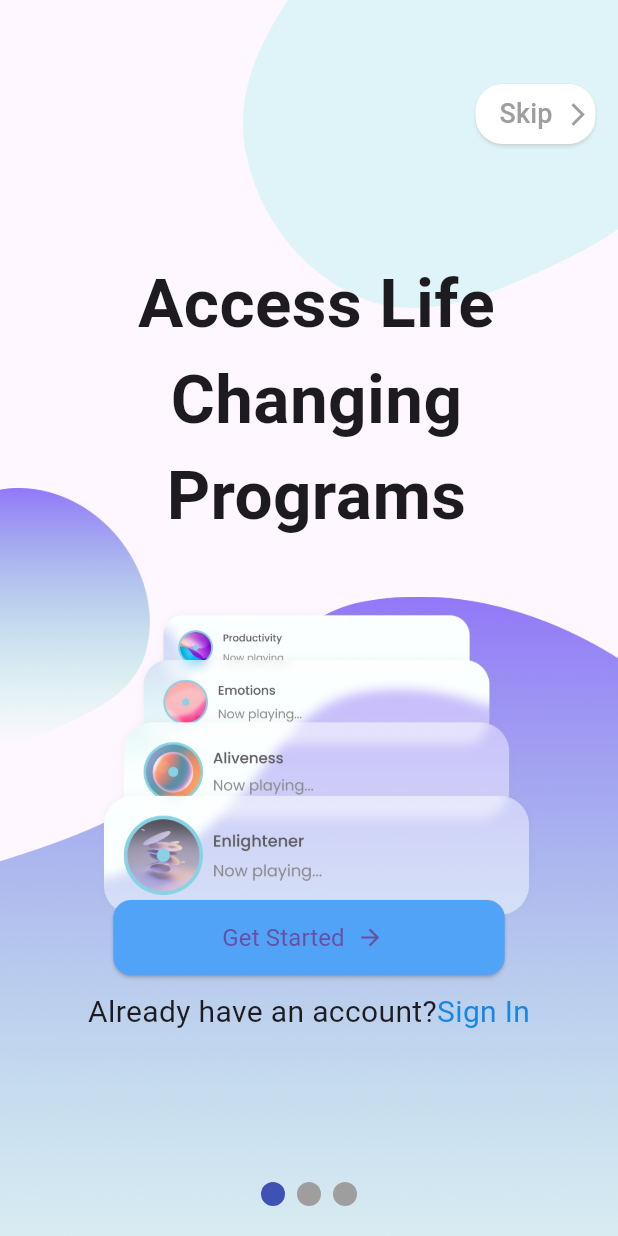
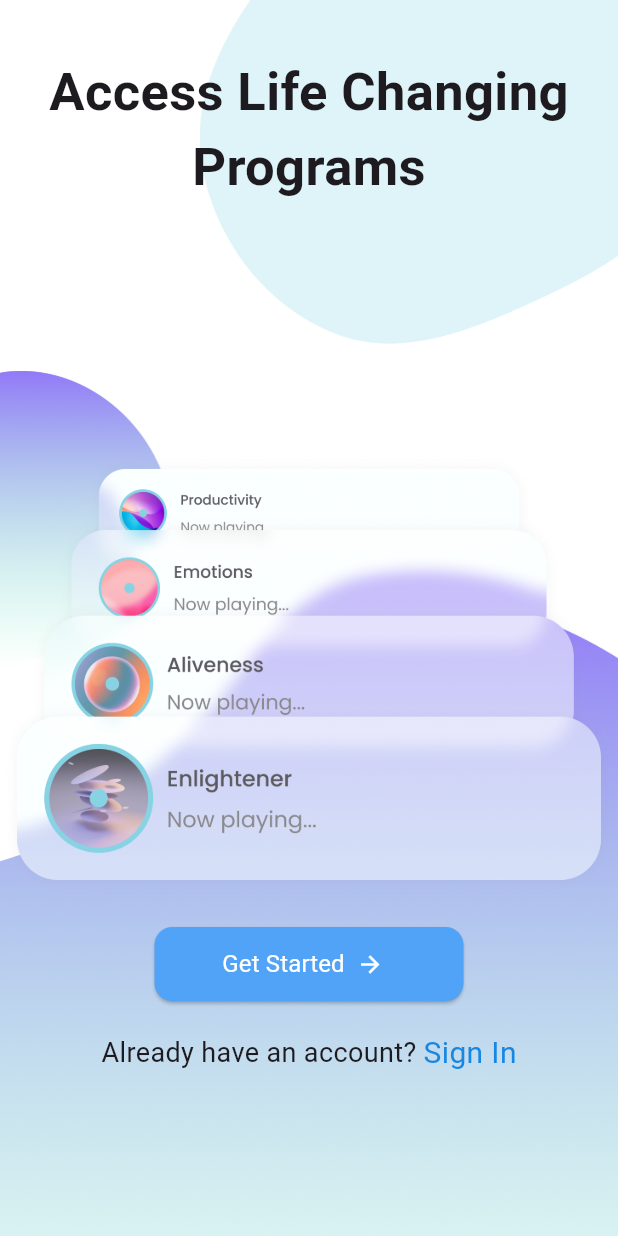
Before and after one commit to AruneshKumarPrasad/uhum, a Flutter app: the screen it shows after launch, on a phone screen of 412 x 824 dp. Run offline on Flutter 3.47's test engine with Material 2 defaults, Android fonts, the phone set to English and light mode, and no system bars; drawn by our look-alikes of smooth_page_indicator; our stand-ins replace google_fonts.

Commit message:
UI Changes

```diff
--- /dev/null
+++ b/lib/Barrel/app_barrel.dart
@@ -0,0 +1 @@
+export 'package:flutter/material.dart';
--- /dev/null
+++ b/lib/Screens/LandingScreen/landing_screen.dart
@@ -0,0 +1,91 @@
+import 'package:flutter/material.dart';
+import 'package:uhum/Screens/LandingScreen/widgets/register_login_widget.dart';
+
+class LandingScreen extends StatefulWidget {
+  const LandingScreen({Key? key}) : super(key: key);
+
+  @override
+  State<LandingScreen> createState() => _LandingScreenState();
+}
+
+class _LandingScreenState extends State<LandingScreen> {
+  final _controller = PageController();
+  @override
+  Widget build(BuildContext context) {
+    final Size mediaProp = MediaQuery.of(context).size;
+    return SafeArea(
+      child: Scaffold(
+        body: Container(
+          color: Colors.white,
+          child: Stack(
+            children: [
+              Positioned(
+                top: 0,
+                right: 0,
+                child: Image.asset(
+                  'assets/Splash/images/Vector.png',
+                  scale: 3.5,
+                ),
+              ),
+              Positioned(
+                top: mediaProp.height * 0.3,
+                left: 0,
+                child: Image.asset(
+                  'assets/Splash/images/Vector (1).png',
+                  scale: 3,
+                ),
+              ),
+              Positioned(
+                bottom: 0,
+                left: 0,
+                right: 0,
+                child: Image.asset(
+                  'assets/Splash/images/Vector (2).png',
+                  scale: 3,
+                ),
+              ),
+              Positioned(
+                top: 0,
+                bottom: mediaProp.height * 0.23,
+                left: 0,
+                right: 0,
+                child: PageView(
+                  controller: _controller,
+                  scrollDirection: Axis.horizontal,
+                  children: [
+                    Column(
+                      mainAxisAlignment: MainAxisAlignment.center,
+                      children: [
+                        const Text(
+                          "Access Life Changing Programs",
+                          maxLines: 3,
+                          textAlign: TextAlign.center,
+                          style: TextStyle(
+                            fontWeight: FontWeight.w600,
+                            fontSize: 35,
+                          ),
+                        ),
+                        SizedBox(
+                          height: mediaProp.height * 0.2,
+                        ),
+                        Image.asset(
+                          'assets/Splash/images/bookcard.png',
+                        ),
+                      ],
+                    ),
+                  ],
+                ),
+              ),
+              Positioned(
+                bottom: 0,
+                left: 0,
+                right: 0,
+                child: RegisterLoginWidget(mediaProp: mediaProp),
+              ),
+            ],
+          ),
+        ),
+      ),
+    );
+  }
+}
--- /dev/null
+++ b/lib/Screens/LandingScreen/widgets/register_login_widget.dart
@@ -0,0 +1,79 @@
+import '../../../Barrel/app_barrel.dart';
+import '../../../splash.dart';
+
+class RegisterLoginWidget extends StatelessWidget {
+  const RegisterLoginWidget({
+    super.key,
+    required this.mediaProp,
+  });
+
+  final Size mediaProp;
+
+  @override
+  Widget build(BuildContext context) {
+    return SizedBox(
+      height: mediaProp.height * 0.25,
+      child: Column(
+        mainAxisAlignment: MainAxisAlignment.start,
+        children: [
+          Container(
+            margin: const EdgeInsets.only(bottom: 20),
+            height: mediaProp.height * 0.06,
+            width: mediaProp.width * 0.5,
+            child: ElevatedButton.icon(
+              icon: const Text(
+                'Get Started',
+                style: TextStyle(
+                  fontSize: 16,
+                  height: 1.3,
+                  fontWeight: FontWeight.w400,
+                  color: Colors.white,
+                ),
+              ),
+              label: const Icon(
+                Icons.arrow_forward,
+                color: Colors.white,
+              ),
+              onPressed: () {
+                Navigator.push(
+                  context,
+                  MaterialPageRoute(
+                    builder: (context) => const NotificationAllow(),
+                  ),
+                );
+              },
+              style: ElevatedButton.styleFrom(
+                backgroundColor: const Color.fromARGB(255, 80, 163, 246),
+                shape: RoundedRectangleBorder(
+                  borderRadius: BorderRadius.circular(12),
+                ),
+              ),
+            ),
+          ),
+          Row(
+            mainAxisAlignment: MainAxisAlignment.center,
+            children: const [
+              FittedBox(
+                fit: BoxFit.fitWidth,
+                child: Text(
+                  "Already have an account? ",
+                  style: TextStyle(fontSize: 18),
+                ),
+              ),
+              FittedBox(
+                fit: BoxFit.fitWidth,
+                child: Text(
+                  'Sign In',
+                  style: TextStyle(
+                    fontSize: 20,
+                    color: Color.fromARGB(255, 24, 135, 226),
+                  ),
+                ),
+              ),
+            ],
+          ),
+        ],
+      ),
+    );
+  }
+}
--- a/lib/main.dart
+++ b/lib/main.dart
@@ -1,5 +1,5 @@
 import 'package:flutter/material.dart';
-import 'package:uhum/splash.dart';
+import 'package:uhum/Screens/SplashScreen/spash_screen.dart';
 
 void main() {
   runApp(const MyApp());
@@ -12,13 +12,13 @@ class MyApp extends StatelessWidget {
   @override
   Widget build(BuildContext context) {
     return MaterialApp(
-      title: 'Uhum',
+      title: 'Ahum',
       debugShowCheckedModeBanner: false,
       theme: ThemeData(
         useMaterial3: true,
         primarySwatch: Colors.blue,
       ),
-      home: const SplashPage(),
+      home: const SplashScreen(),
     );
   }
 }
```
Also changed, not shown: lib/Screens/SplashScreen/spash_screen.dart (added, +137 -0 lines), lib/splash.dart (+27 -13 lines), pubspec.lock.
